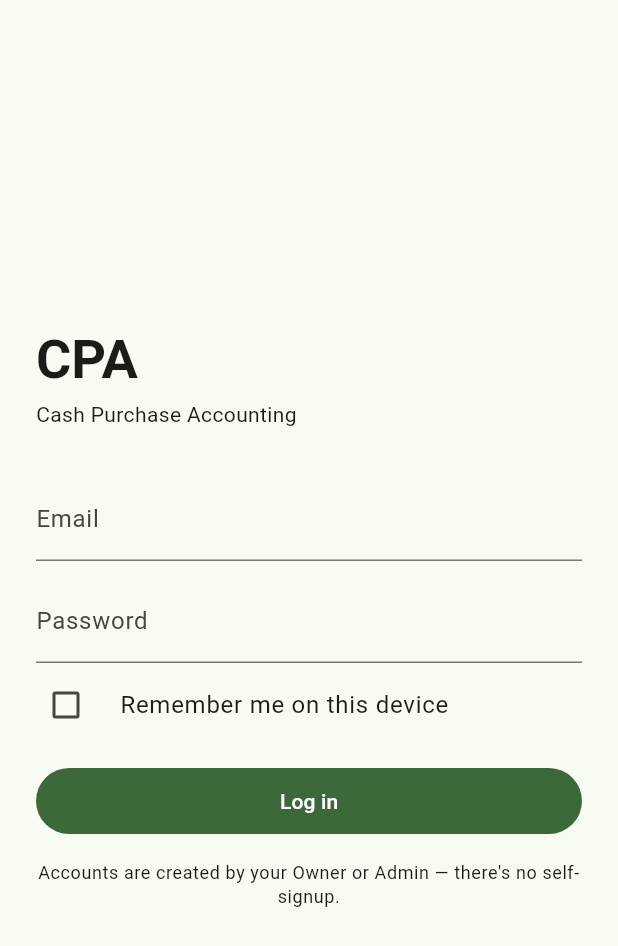
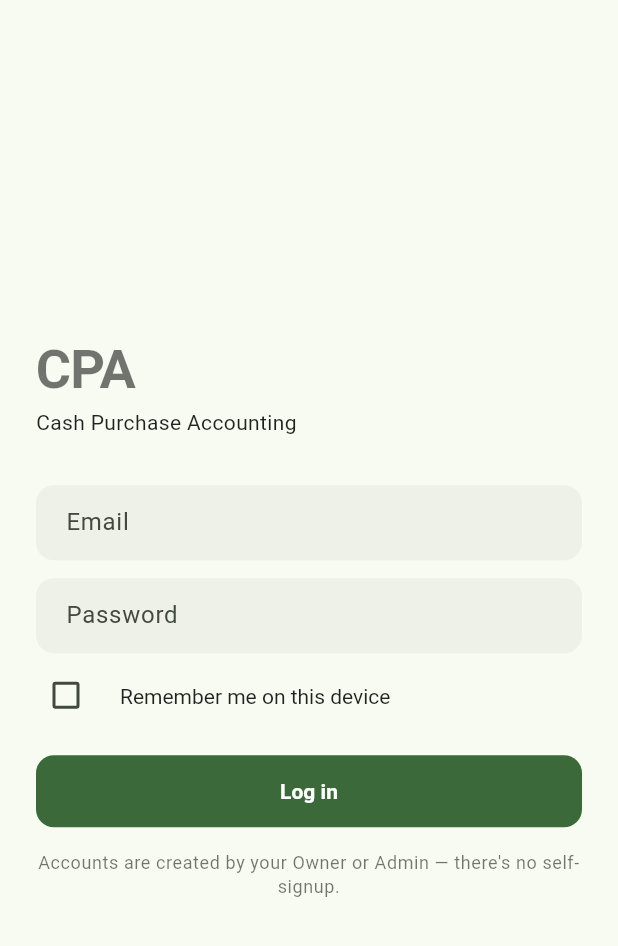
Before and after one commit to tsk0211/CPA, a Flutter app: the screen it shows after launch, on a phone screen of 412 x 824 dp. Shown: the top 946 px of the screen. Run offline on Flutter 3.47's test engine with Material 3 defaults, Android fonts, the phone set to English and light mode, and no system bars; our stand-ins replace connectivity_plus, flutter_secure_storage, share_plus, shared_preferences; accounts and stored records are empty.

Commit message:
Add real theme, animations, responsive layout; fix two rendering bugs
User pushed back hard on whether the app actually looks/behaves like a
finished product across different phone resolutions - fair, since
nothing had ever been visually rendered, only verified through analyze/
tests/API scripts.

Theme (lib/theme.dart): replaced the bare colorSchemeSeed default with a
full light+dark ColorScheme.fromSeed build-out, a tuned TextTheme, and
explicit component themes (inputs, buttons, cards, chips, list tiles,
bottom sheets, dialogs, tabs, snackbars) so every screen looks
deliberate instead of framework-default. Follows system dark mode.
Per-role accent colors (RoleBadge) drawn from the theme's tonal palette,
not hardcoded hex, so they hold up in both modes.

Animations: Hero transition for a project's icon+name between the
Projects list and Project Detail's app bar, AnimatedSwitcher for
auth-state transitions and the total-spent figure updating.

Responsive: ResponsiveCenter caps content width on tablets/large
screens without affecting phones; audited and fixed missing
maxLines/overflow on list tile text across Projects, Project Detail,
Activity, and Team.

Verification: since there's still no physical device/emulator here,
made ApiClient's http.Client injectable and added
test/screen_sizes_test.dart - renders real screens (Login, Projects,
Project Detail) with real widgets and mocked network data at 5 actual
device sizes (iPhone SE up to a 10" tablet, including a narrow
folded-phone width) and asserts no overflow/exceptions. This is not
theoretical: it caught two real bugs before they shipped -

1. AppScope.of(context) (an InheritedWidget lookup) was being called
   inside initState() across six screens/widgets - invalid per Flutter's
   rules, throws a hard assertion once actually mounted. Fixed by moving
   each to didChangeDependencies() with a bootstrap guard.
2. Project Detail's "Total spent" row had no flex child to absorb extra
   width - a six-figure total (not unrealistic) overflowed the row by
   up to 130px on narrow phones. Fixed with Flexible + FittedBox so
   large totals scale down instead of clipping off-screen.

All 5 device sizes now render cleanly; full suite (widget_test.dart +
screen_sizes_test.dart, 6 tests) and flutter analyze both pass.

Co-Authored-By: Claude Sonnet 5 <noreply@anthropic.com>

```diff
--- a/lib/api/api_client.dart
+++ b/lib/api/api_client.dart
@@ -13,8 +13,12 @@ import 'api_exception.dart';
 /// they just call get/post/patch/delete and get JSON back (or an
 /// ApiException/NetworkUnavailableException).
 class ApiClient {
-  final _storage = const FlutterSecureStorage();
-  final _http = http.Client();
+  final FlutterSecureStorage _storage;
+  final http.Client _http;
+
+  ApiClient({FlutterSecureStorage? storage, http.Client? httpClient})
+      : _storage = storage ?? const FlutterSecureStorage(),
+        _http = httpClient ?? http.Client();
 
   String? _accessToken;
   String? _refreshToken;
--- a/lib/main.dart
+++ b/lib/main.dart
@@ -12,13 +12,18 @@ import 'screens/home_shell.dart';
 import 'screens/login_screen.dart';
 import 'state/app_scope.dart';
 import 'state/session.dart';
+import 'theme.dart';
 
 void main() {
   runApp(const CpaApp());
 }
 
 class CpaApp extends StatefulWidget {
-  const CpaApp({super.key});
+  /// Test-only hook: pass a pre-configured ApiClient (mock http.Client,
+  /// tokens seeded via debugSetTokens) to render authenticated screens
+  /// with real widgets and fake network data, without a live server.
+  final ApiClient? debugApiClient;
+  const CpaApp({super.key, this.debugApiClient});
 
   @override
   State<CpaApp> createState() => _CpaAppState();
@@ -36,7 +41,7 @@ class _CpaAppState extends State<CpaApp> {
   @override
   void initState() {
     super.initState();
-    _client = ApiClient();
+    _client = widget.debugApiClient ?? ApiClient();
     _session = Session(_client);
     _projects = ProjectsApi(_client);
     _purchases = PurchasesApi(_client);
@@ -73,20 +78,29 @@ class _CpaAppState extends State<CpaApp> {
       child: MaterialApp(
         title: "CPA",
         debugShowCheckedModeBanner: false,
-        theme: ThemeData(colorSchemeSeed: const Color(0xFF2E7D32), useMaterial3: true),
+        theme: buildTheme(Brightness.light),
+        darkTheme: buildTheme(Brightness.dark),
+        themeMode: ThemeMode.system,
         home: AnimatedBuilder(
           animation: _session,
           builder: (context, _) {
+            final Widget child;
             switch (_session.status) {
               case SessionStatus.loading:
-                return const Scaffold(body: Center(child: CircularProgressIndicator()));
+                child = const Scaffold(body: Center(child: CircularProgressIndicator()));
               case SessionStatus.loggedOut:
-                return const LoginScreen();
+                child = const LoginScreen();
               case SessionStatus.mustChangePassword:
-                return const ChangePasswordScreen(forced: true);
+                child = const ChangePasswordScreen(forced: true);
               case SessionStatus.loggedIn:
-                return const HomeShell();
+                child = const HomeShell();
             }
+            return AnimatedSwitcher(
+              duration: const Duration(milliseconds: 250),
+              switchInCurve: Curves.easeOut,
+              switchOutCurve: Curves.easeIn,
+              child: KeyedSubtree(key: ValueKey(_session.status), child: child),
+            );
           },
         ),
       ),
--- a/lib/screens/reports_screen.dart
+++ b/lib/screens/reports_screen.dart
@@ -9,6 +9,7 @@ import '../api/api_exception.dart';
 import '../models/project.dart';
 import '../state/app_scope.dart';
 import '../widgets/project_multi_select_sheet.dart';
+import '../widgets/responsive_center.dart';
 
 class ReportsScreen extends StatefulWidget {
   const ReportsScreen({super.key});
@@ -104,7 +105,8 @@ class _ReportsScreenState extends State<ReportsScreen> {
 
     return Scaffold(
       appBar: AppBar(title: const Text("Reports")),
-      body: ListView(
+      body: ResponsiveCenter(
+        child: ListView(
         padding: const EdgeInsets.all(16),
         children: [
           Text("Date range", style: Theme.of(context).textTheme.titleSmall),
@@ -162,6 +164,7 @@ class _ReportsScreenState extends State<ReportsScreen> {
             label: const Text("Export"),
           ),
         ],
+        ),
       ),
     );
   }
--- /dev/null
+++ b/lib/theme.dart
@@ -0,0 +1,164 @@
+import 'package:flutter/material.dart';
+
+import 'models/role.dart';
+
+/// Single source of truth for the app's look — light + dark, built off one
+/// seed color rather than the bare `colorSchemeSeed` shortcut, so every
+/// component (inputs, buttons, sheets, chips, list tiles) gets a
+/// deliberate, consistent style instead of framework defaults.
+const seedColor = Color(0xFF2E7D32);
+
+ThemeData buildTheme(Brightness brightness) {
+  final colorScheme = ColorScheme.fromSeed(seedColor: seedColor, brightness: brightness);
+  final textTheme = _buildTextTheme(brightness);
+
+  return ThemeData(
+    useMaterial3: true,
+    brightness: brightness,
+    colorScheme: colorScheme,
+    scaffoldBackgroundColor: colorScheme.surface,
+    textTheme: textTheme,
+    splashFactory: InkSparkle.splashFactory,
+
+    appBarTheme: AppBarTheme(
+      backgroundColor: colorScheme.surface,
+      foregroundColor: colorScheme.onSurface,
+      surfaceTintColor: colorScheme.surfaceTint,
+      centerTitle: false,
+      elevation: 0,
+      scrolledUnderElevation: 3,
+      titleTextStyle: textTheme.titleLarge,
+    ),
+
+    navigationBarTheme: NavigationBarThemeData(
+      backgroundColor: colorScheme.surface,
+      surfaceTintColor: colorScheme.surfaceTint,
+      indicatorColor: colorScheme.secondaryContainer,
+      labelTextStyle: WidgetStateProperty.resolveWith((states) {
+        final selected = states.contains(WidgetState.selected);
+        return textTheme.labelMedium?.copyWith(
+          color: selected ? colorScheme.onSecondaryContainer : colorScheme.onSurfaceVariant,
+          fontWeight: selected ? FontWeight.w600 : FontWeight.w400,
+        );
+      }),
+    ),
+
+    inputDecorationTheme: InputDecorationTheme(
+      filled: true,
+      fillColor: colorScheme.surfaceContainerHighest.withValues(alpha: 0.45),
+      contentPadding: const EdgeInsets.symmetric(horizontal: 16, vertical: 14),
+      border: OutlineInputBorder(borderRadius: BorderRadius.circular(12), borderSide: BorderSide.none),
+      enabledBorder: OutlineInputBorder(borderRadius: BorderRadius.circular(12), borderSide: BorderSide.none),
+      focusedBorder: OutlineInputBorder(
+        borderRadius: BorderRadius.circular(12),
+        borderSide: BorderSide(color: colorScheme.primary, width: 2),
+      ),
+      errorBorder: OutlineInputBorder(
+        borderRadius: BorderRadius.circular(12),
+        borderSide: BorderSide(color: colorScheme.error),
+      ),
+      focusedErrorBorder: OutlineInputBorder(
+        borderRadius: BorderRadius.circular(12),
+        borderSide: BorderSide(color: colorScheme.error, width: 2),
+      ),
+    ),
+
+    filledButtonTheme: FilledButtonThemeData(
+      style: FilledButton.styleFrom(
+        minimumSize: const Size.fromHeight(48),
+        shape: RoundedRectangleBorder(borderRadius: BorderRadius.circular(12)),
+        textStyle: textTheme.labelLarge?.copyWith(fontWeight: FontWeight.w600),
+      ),
+    ),
+    outlinedButtonTheme: OutlinedButtonThemeData(
+      style: OutlinedButton.styleFrom(
+        minimumSize: const Size.fromHeight(48),
+        shape: RoundedRectangleBorder(borderRadius: BorderRadius.circular(12)),
+      ),
+    ),
+    textButtonTheme: TextButtonThemeData(
+      style: TextButton.styleFrom(shape: RoundedRectangleBorder(borderRadius: BorderRadius.circular(10))),
+    ),
+
+    cardTheme: CardThemeData(
+      elevation: 0,
+      color: colorScheme.surfaceContainerLow,
+      shape: RoundedRectangleBorder(borderRadius: BorderRadius.circular(16)),
+      margin: EdgeInsets.zero,
+    ),
+
+    chipTheme: ChipThemeData(
+      backgroundColor: colorScheme.surfaceContainerHighest,
+      labelStyle: textTheme.labelMedium,
+      side: BorderSide(color: colorScheme.outlineVariant),
+      shape: const StadiumBorder(),
+      padding: const EdgeInsets.symmetric(horizontal: 10, vertical: 6),
+    ),
+
+    listTileTheme: ListTileThemeData(
+      contentPadding: const EdgeInsets.symmetric(horizontal: 16, vertical: 2),
+      titleTextStyle: textTheme.bodyLarge,
+      subtitleTextStyle: textTheme.bodySmall?.copyWith(color: colorScheme.onSurfaceVariant),
+      iconColor: colorScheme.onSurfaceVariant,
+    ),
+
+    bottomSheetTheme: BottomSheetThemeData(
+      backgroundColor: colorScheme.surface,
+      surfaceTintColor: colorScheme.surfaceTint,
+      shape: const RoundedRectangleBorder(borderRadius: BorderRadius.vertical(top: Radius.circular(24))),
+      showDragHandle: true,
+      dragHandleColor: colorScheme.onSurfaceVariant.withValues(alpha: 0.4),
+    ),
+
+    dialogTheme: DialogThemeData(
+      shape: RoundedRectangleBorder(borderRadius: BorderRadius.circular(20)),
+      titleTextStyle: textTheme.titleLarge,
+      contentTextStyle: textTheme.bodyMedium,
+    ),
+
+    dividerTheme: DividerThemeData(color: colorScheme.outlineVariant, space: 1, thickness: 1),
+
+    snackBarTheme: SnackBarThemeData(
+      behavior: SnackBarBehavior.floating,
+      shape: RoundedRectangleBorder(borderRadius: BorderRadius.circular(12)),
+    ),
+
+    tabBarTheme: TabBarThemeData(
+      labelColor: colorScheme.primary,
+      unselectedLabelColor: colorScheme.onSurfaceVariant,
+      indicatorColor: colorScheme.primary,
+      labelStyle: textTheme.titleSmall?.copyWith(fontWeight: FontWeight.w600),
+    ),
+  );
+}
+
+/// A deliberately tuned type scale rather than the Material default —
+/// tighter letter spacing on large numerals (money reads better tight),
+/// consistent weights so hierarchy is obvious at a glance regardless of
+/// screen size (type scales with the system font size setting, not with
+/// screen resolution, so this holds up across phones).
+TextTheme _buildTextTheme(Brightness brightness) {
+  final base = brightness == Brightness.dark ? Typography.whiteMountainView : Typography.blackMountainView;
+  return base.copyWith(
+    displaySmall: base.displaySmall?.copyWith(fontWeight: FontWeight.w700, letterSpacing: -0.5),
+    headlineSmall: base.headlineSmall?.copyWith(fontWeight: FontWeight.w700, letterSpacing: -0.25),
+    titleLarge: base.titleLarge?.copyWith(fontWeight: FontWeight.w600),
+    titleMedium: base.titleMedium?.copyWith(fontWeight: FontWeight.w600),
+    titleSmall: base.titleSmall?.copyWith(fontWeight: FontWeight.w600),
+    bodyLarge: base.bodyLarge?.copyWith(height: 1.35),
+    bodyMedium: base.bodyMedium?.copyWith(height: 1.35),
+    labelLarge: base.labelLarge?.copyWith(fontWeight: FontWeight.w600),
+  );
+}
+
+/// Per-role accent color, drawn from the active theme's tonal palette (not
+/// hardcoded hex) so it adapts correctly in both light and dark mode.
+Color roleColor(BuildContext context, Role role) {
+  final scheme = Theme.of(context).colorScheme;
+  return switch (role) {
+    Role.owner => scheme.tertiary,
+    Role.admin => scheme.primary,
+    Role.analyst => scheme.secondary,
+    Role.member => scheme.onSurfaceVariant,
+  };
+}
```
Also changed, not shown: lib/screens/activity_screen.dart (+24 -5 lines), lib/screens/profile_screen.dart (+21 -4 lines), lib/screens/project_detail_screen.dart (+59 -14 lines), lib/screens/projects_screen.dart (+23 -4 lines), lib/screens/team_screen.dart (+30 -11 lines), lib/widgets/project_multi_select_sheet.dart (+9 -3 lines), lib/widgets/responsive_center.dart (added, +23 -0 lines), lib/widgets/role_badge.dart (added, +23 -0 lines), 1 other file.
